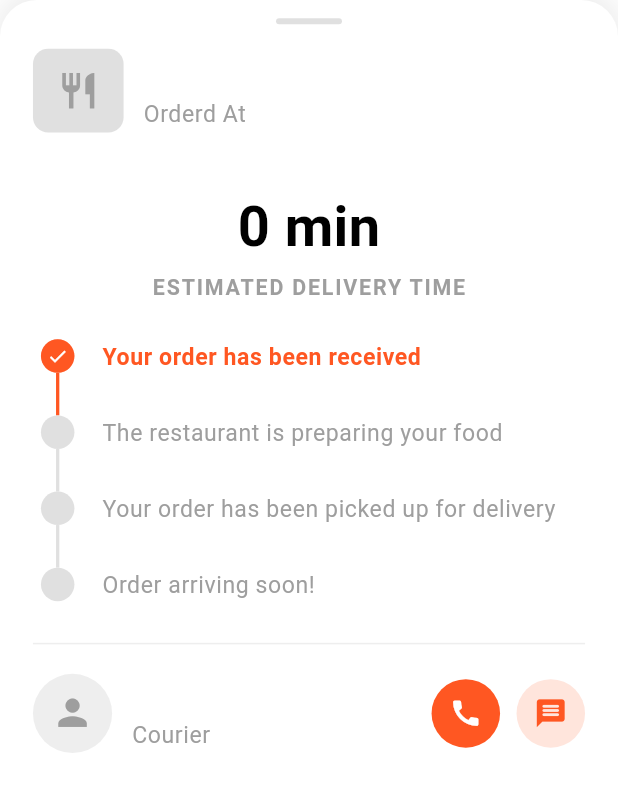
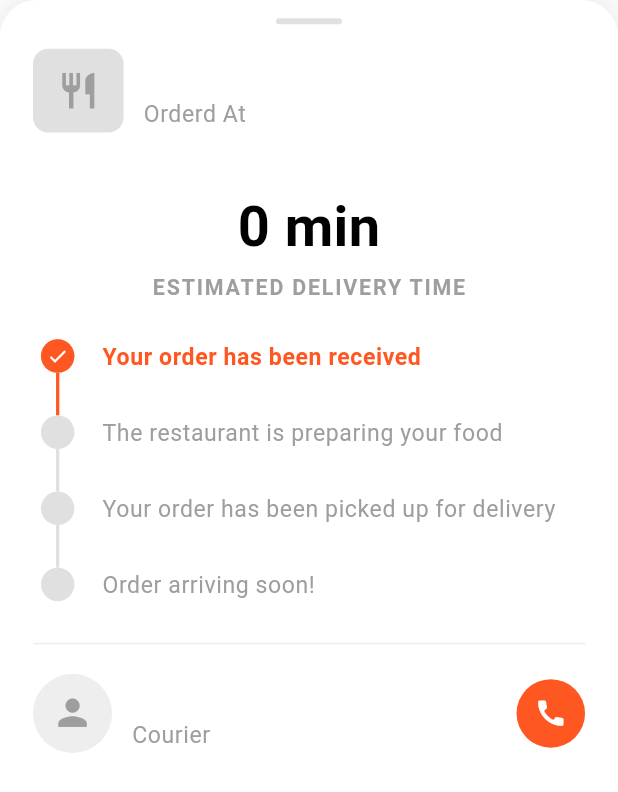
Before and after one commit to MuhammadWaleedEjaz05/bite_food_delivery, a Flutter app: the BiteOrderInfoSheet widget shown alone on an empty page, opened directly with empty values, on a phone screen of 412 x 824 dp. Shown: the top 792 px of the screen. Run offline on Flutter 3.47's test engine with Material 3 defaults, Android fonts, the phone set to English and light mode, and no system bars; our stand-ins replace bloc, cached_network_image, carousel_slider, cloud_firestore, dio, equatable and 16 more; missing offline and left inert: flutter_phone_direct_caller, flutter_stripe; accounts and stored records are empty; Roboto replaces fonts that are missing (Sen).

Commit message:
refactor: Remove unused URL launcher plugin references and clean up related code

```diff
--- a/lib/Screens/AddressPage/Page/add_address_screen.dart
+++ b/lib/Screens/AddressPage/Page/add_address_screen.dart
@@ -145,7 +145,6 @@ class _AddAddressScreenState extends State<AddAddressScreen> {
                         );
                       },
                     ),
-                    // Center pin overlay
                     IgnorePointer(
                       child: Center(
                         child: Padding(
--- a/lib/Screens/TrackOrderPage/Widgets/bite_courier_card.dart
+++ b/lib/Screens/TrackOrderPage/Widgets/bite_courier_card.dart
@@ -60,14 +60,6 @@ class BiteCourierCard extends StatelessWidget {
           icon: Icons.call,
           onTap: onCallTap,
         ),
-        10.horizontalSpace,
-
-        _ActionCircleButton(
-          color: primaryColor.withAlpha(40),
-          icon: Icons.message_rounded,
-          iconColor: primaryColor,
-          onTap: () {},
-        ),
       ],
     );
   }
@@ -76,13 +68,11 @@ class BiteCourierCard extends StatelessWidget {
 class _ActionCircleButton extends StatelessWidget {
   final Color color;
   final IconData icon;
-  final Color? iconColor;
   final VoidCallback onTap;
 
   const _ActionCircleButton({
     required this.color,
     required this.icon,
-    this.iconColor,
     required this.onTap,
   });
 
@@ -94,7 +84,7 @@ class _ActionCircleButton extends StatelessWidget {
         height: 45.r,
         width: 45.r,
         decoration: BoxDecoration(shape: BoxShape.circle, color: color),
-        child: Icon(icon, color: iconColor ?? Colors.white, size: 22.r),
+        child: Icon(icon, color:  Colors.white, size: 22.r),
       ),
     );
   }
--- a/lib/Screens/TrackOrderPage/Widgets/bite_order_info_sheet.dart
+++ b/lib/Screens/TrackOrderPage/Widgets/bite_order_info_sheet.dart
@@ -10,8 +10,9 @@ class BiteOrderInfoSheet extends StatelessWidget {
   final List<String> items;
   final int estimatedMinutes;
   final String courierName;
-  final int currentStep; // 0-3
+  final int currentStep;
   final VoidCallback onCallTap;
+  final ScrollController? scrollController;
 
   const BiteOrderInfoSheet({
     super.key,
@@ -22,6 +23,7 @@ class BiteOrderInfoSheet extends StatelessWidget {
     required this.courierName,
     required this.onCallTap,
     this.currentStep = 0,
+    this.scrollController,
   });
 
   @override
@@ -38,10 +40,13 @@ class BiteOrderInfoSheet extends StatelessWidget {
           ),
         ],
       ),
+      child: CustomScrollView(
+        controller: scrollController,
+        slivers: [
+          SliverToBoxAdapter(
             child: Column(
               mainAxisSize: MainAxisSize.min,
               children: [
-          // ── Drag Handle ──
                 Padding(
                   padding: EdgeInsets.only(top: 12.h),
                   child: Container(
@@ -55,7 +60,10 @@ class BiteOrderInfoSheet extends StatelessWidget {
                 ),
 
                 Padding(
-            padding: EdgeInsets.symmetric(horizontal: 20.w, vertical: 16.h),
+                  padding: EdgeInsets.symmetric(
+                    horizontal: 20.w,
+                    vertical: 16.h,
+                  ),
                   child: Column(
                     crossAxisAlignment: CrossAxisAlignment.start,
                     children: [
@@ -70,8 +78,11 @@ class BiteOrderInfoSheet extends StatelessWidget {
                           padding: EdgeInsets.only(bottom: 4.h),
                           child: Text(
                             item,
-                      style: Theme.of(context).textTheme.bodySmall!.copyWith(
-                        color: Theme.of(context).colorScheme.onSecondary,
+                            style: Theme.of(context).textTheme.bodySmall!
+                                .copyWith(
+                                  color: Theme.of(
+                                    context,
+                                  ).colorScheme.onSecondary,
                                 ),
                           ),
                         ),
@@ -95,8 +106,11 @@ class BiteOrderInfoSheet extends StatelessWidget {
                             4.verticalSpace,
                             Text(
                               'ESTIMATED DELIVERY TIME',
-                        style: Theme.of(context).textTheme.labelLarge!.copyWith(
-                          color: Theme.of(context).colorScheme.secondary,
+                              style: Theme.of(context).textTheme.labelLarge!
+                                  .copyWith(
+                                    color: Theme.of(
+                                      context,
+                                    ).colorScheme.secondary,
                                     fontWeight: FontWeight.bold,
                                     letterSpacing: 1.2,
                                   ),
@@ -112,9 +126,14 @@ class BiteOrderInfoSheet extends StatelessWidget {
                       Divider(thickness: 1.h, color: Colors.grey.shade200),
                       12.verticalSpace,
 
-                // ── Courier Card ──
-                BiteCourierCard(courierName: courierName, onCallTap: onCallTap),
+                      BiteCourierCard(
+                        courierName: courierName,
+                        onCallTap: onCallTap,
+                      ),
                       10.verticalSpace,
+                    ],
+                  ),
+                ),
               ],
             ),
           ),
@@ -124,7 +143,6 @@ class BiteOrderInfoSheet extends StatelessWidget {
   }
 }
 
-// ── Restaurant Info Row ──────────────────────────────────────────────────────
 class _RestaurantInfoRow extends StatelessWidget {
   final String restaurantName;
   final String orderDate;
```
Also changed, not shown: lib/Screens/TrackOrderPage/Page/track_order_screen.dart (+31 -6 lines), lib/main.dart (+1 -15 lines), pubspec.yaml (+1 -38 lines), pubspec.lock, 5 other files. Lines whose indentation alone changed are shown as unchanged.
